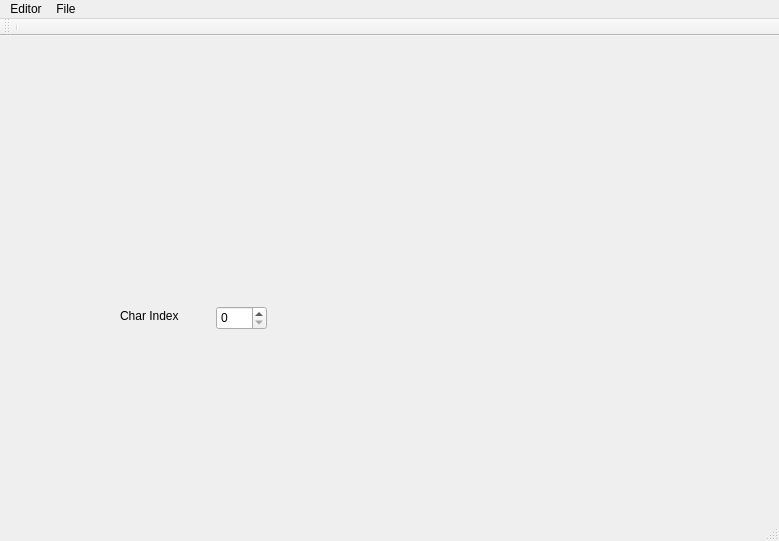
Old version of the form src/mainwindow.ui in the repository ricardoquesada/vchar64.
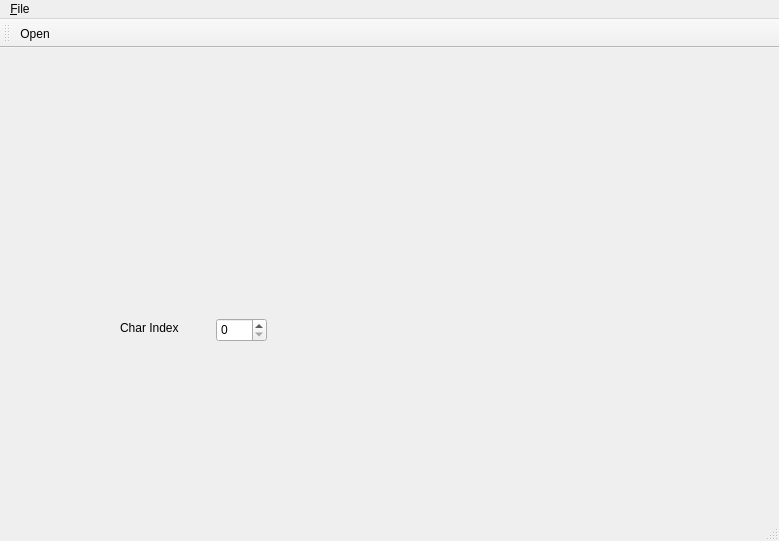
New version of the form. Custom widgets are drawn as their Qt base class.

Commit message: include path

Diff of the .ui file:
```diff
--- a/src/mainwindow.ui
+++ b/src/mainwindow.ui
@@ -70,22 +70,16 @@
      <x>0</x>
      <y>0</y>
      <width>779</width>
-     <height>25</height>
+     <height>22</height>
     </rect>
    </property>
-   <widget class="QMenu" name="menuEditor">
+   <widget class="QMenu" name="menu_File">
     <property name="title">
-     <string>Editor</string>
+     <string>&amp;File</string>
     </property>
+    <addaction name="action_Open"/>
    </widget>
-   <widget class="QMenu" name="menuFile">
-    <property name="title">
-     <string>File</string>
-    </property>
-    <addaction name="actionHello"/>
-   </widget>
-   <addaction name="menuEditor"/>
-   <addaction name="menuFile"/>
+   <addaction name="menu_File"/>
   </widget>
   <widget class="QToolBar" name="mainToolBar">
    <attribute name="toolBarArea">
@@ -94,12 +88,15 @@
    <attribute name="toolBarBreak">
     <bool>false</bool>
    </attribute>
-   <addaction name="separator"/>
+   <addaction name="action_Open"/>
   </widget>
   <widget class="QStatusBar" name="statusBar"/>
-  <action name="actionHello">
+  <action name="action_Open">
    <property name="text">
-    <string>Open Char</string>
+    <string>Open</string>
+   </property>
+   <property name="shortcut">
+    <string>Ctrl+O</string>
    </property>
   </action>
  </widget>
```
The commit also changes 1 other file.
